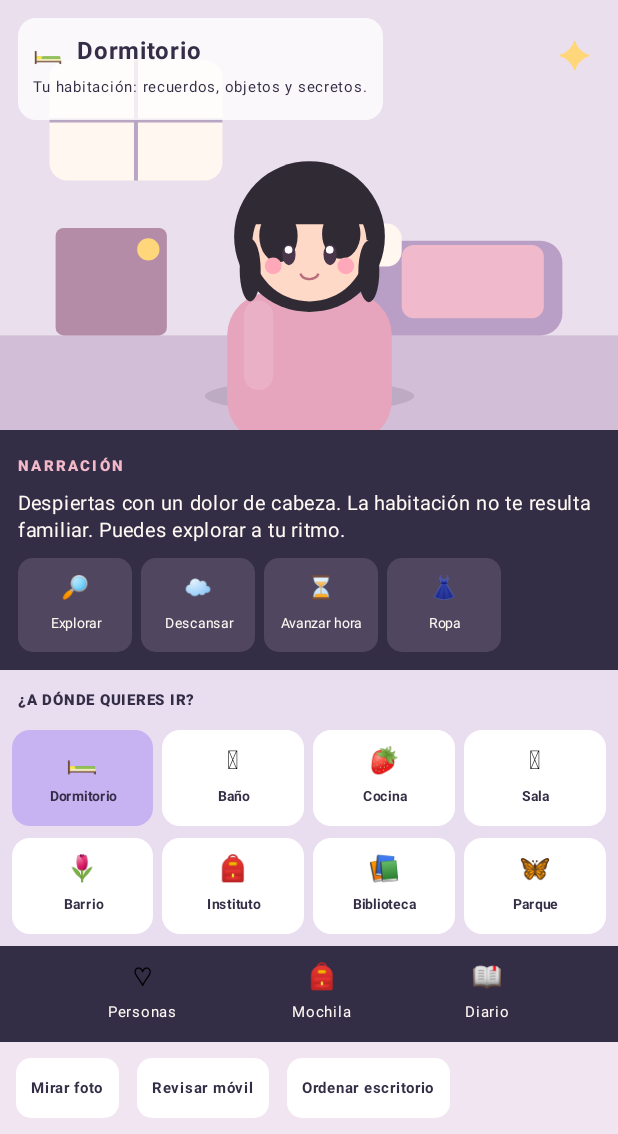
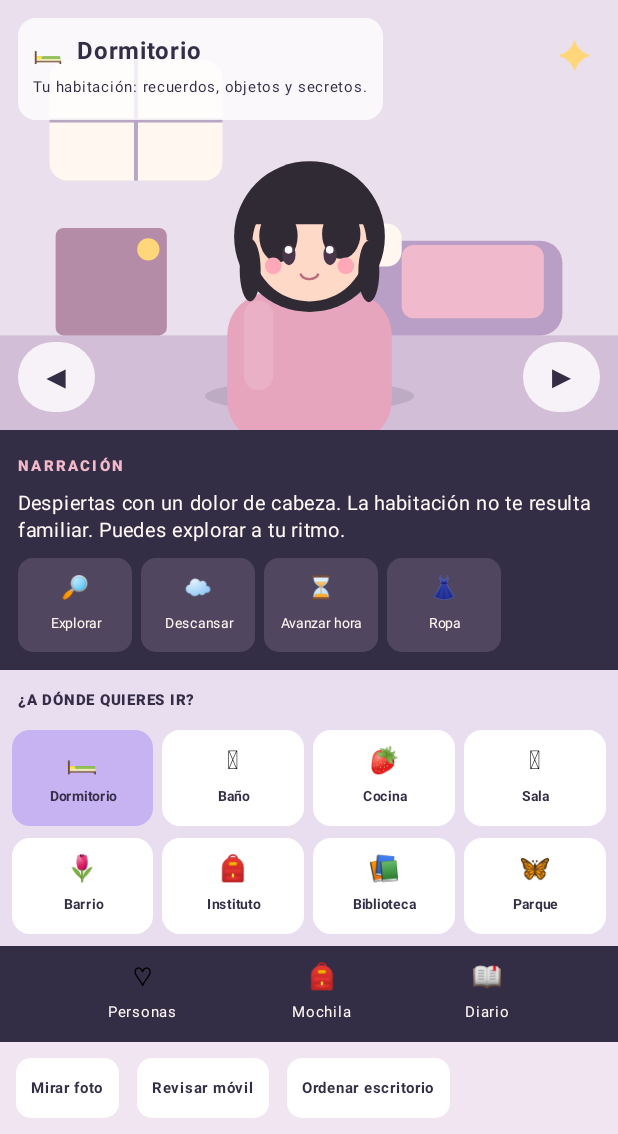
Before and after one commit to athenacoree/Ppp, an Android app built with Jetpack Compose: the screen it shows after launch (MainActivity), after a tap on "LISTO", on a phone screen of 412 x 824 dp, the part 102-1236 px from its top. Run offline under Robolectric (Android 15) with nearby library versions, the phone set to English and light mode, and no system bars; 3 other taps on this screen came first.

Commit message:
Add smooth left-right avatar movement controls to free-roam scenes

```diff
--- a/app/src/main/java/com/ppp/mindhouse/MainActivity.kt
+++ b/app/src/main/java/com/ppp/mindhouse/MainActivity.kt
@@ -4,6 +4,7 @@ import android.content.Context
 import android.os.Bundle
 import androidx.activity.ComponentActivity
 import androidx.activity.compose.setContent
+import androidx.compose.animation.core.animateFloatAsState
 import androidx.compose.foundation.Canvas
 import androidx.compose.foundation.background
 import androidx.compose.foundation.clickable
@@ -64,6 +65,7 @@ private fun MindHouseGame(context: Context) {
     val save = remember { context.getSharedPreferences("quiet_room_save", Context.MODE_PRIVATE) }
     var page by remember { mutableStateOf("home") }
     var place by remember { mutableStateOf(GamePlace.BEDROOM) }
+    var playerX by remember { mutableStateOf(0.5f) }
     var day by remember { mutableIntStateOf(save.getInt("day", 1)) }
     var hour by remember { mutableIntStateOf(save.getInt("hour", 7)) }
     var outfit by remember { mutableIntStateOf(save.getInt("outfit", 0)) }
@@ -98,7 +100,7 @@ private fun MindHouseGame(context: Context) {
                 else -> WorldScreen(
                     place = place, day = day, hour = hour, outfit = outfit, energy = energy,
                     coins = coins, clueCount = clueCount, speaker = speaker, dialogue = dialogue,
-                    explored = explored, onMove = { place = it; speaker = "NARRACIÓN"; dialogue = it.description; },
+                    explored = explored, playerX = playerX, onPlayerMove = { playerX = (playerX + it).coerceIn(0.18f, 0.82f) }, onMove = { place = it; playerX = 0.5f; speaker = "NARRACIÓN"; dialogue = it.description; },
                     onAction = { action ->
                         when (action) {
                             "mirror" -> { speaker = "ALEX"; dialogue = "Te miras fijamente. Ese rostro no es el tuyo. «Diablo... pero qué cambio». Te cubres con una toalla y respiras hondo."; addClue("El rostro del espejo"); addItem("Foto familiar") }
@@ -153,7 +155,7 @@ private fun HomeScreen(onPlay: () -> Unit, onWardrobe: () -> Unit) {
 @Composable
 private fun WorldScreen(
     place: GamePlace, day: Int, hour: Int, outfit: Int, energy: Int, coins: Int, clueCount: Int,
-    speaker: String, dialogue: String, explored: Set<String>, onMove: (GamePlace) -> Unit,
+    speaker: String, dialogue: String, explored: Set<String>, playerX: Float, onPlayerMove: (Float) -> Unit, onMove: (GamePlace) -> Unit,
     onAction: (String) -> Unit, onTime: () -> Unit, onWardrobe: () -> Unit,
     onJournal: () -> Unit, onBag: () -> Unit, onPeople: () -> Unit
 ) {
@@ -163,7 +165,7 @@ private fun WorldScreen(
             Text("THE QUIET ROOM", color = Cream, fontWeight = FontWeight.Black, fontSize = 13.sp)
         }
         Box(Modifier.fillMaxWidth().weight(1f)) {
-            SceneArt(place, outfit, Modifier.fillMaxSize())
+            SceneArt(place, outfit, playerX, onPlayerMove, Modifier.fillMaxSize())
             Column(Modifier.align(Alignment.TopStart).padding(12.dp).background(Color(0xCCFFFFFF), RoundedCornerShape(12.dp)).padding(10.dp)) {
                 Text(place.icon + "  " + place.label, color = Ink, fontWeight = FontWeight.Bold)
                 Text(place.description, color = Ink, fontSize = 10.sp)
@@ -206,8 +208,9 @@ private fun WorldScreen(
 }
 
 @Composable
-private fun SceneArt(place: GamePlace, outfit: Int, modifier: Modifier = Modifier) {
-    Box(modifier.background(Color(0xFFEADFED))) {
+private fun SceneArt(place: GamePlace, outfit: Int, playerX: Float, onPlayerMove: (Float) -> Unit, modifier: Modifier = Modifier) {
+    BoxWithConstraints(modifier.background(Color(0xFFEADFED))) {
+        val shift = maxWidth * (animateFloatAsState(playerX, label = "avatar-position").value - 0.5f)
         Canvas(Modifier.fillMaxSize()) {
             val w = size.width; val h = size.height
             val wall = when (place) {
@@ -277,7 +280,9 @@ private fun SceneArt(place: GamePlace, outfit: Int, modifier: Modifier = Modifie
                 }
             }
         }
-        CharacterArt(people[0].copy(clothes = outfitColor(outfit)), outfit, Modifier.align(Alignment.BottomCenter).fillMaxWidth(.48f).height(205.dp))
+        CharacterArt(people[0].copy(clothes = outfitColor(outfit)), outfit, Modifier.align(Alignment.BottomCenter).offset(x = shift).fillMaxWidth(.48f).height(205.dp))
+        Text("◀", Modifier.align(Alignment.BottomStart).padding(12.dp).background(Color(0xCCFFFFFF), CircleShape).clickable { onPlayerMove(-0.12f) }.padding(horizontal = 15.dp, vertical = 9.dp), color = Ink, fontSize = 20.sp, fontWeight = FontWeight.Black)
+        Text("▶", Modifier.align(Alignment.BottomEnd).padding(12.dp).background(Color(0xCCFFFFFF), CircleShape).clickable { onPlayerMove(0.12f) }.padding(horizontal = 15.dp, vertical = 9.dp), color = Ink, fontSize = 20.sp, fontWeight = FontWeight.Black)
     }
 }
 
```
